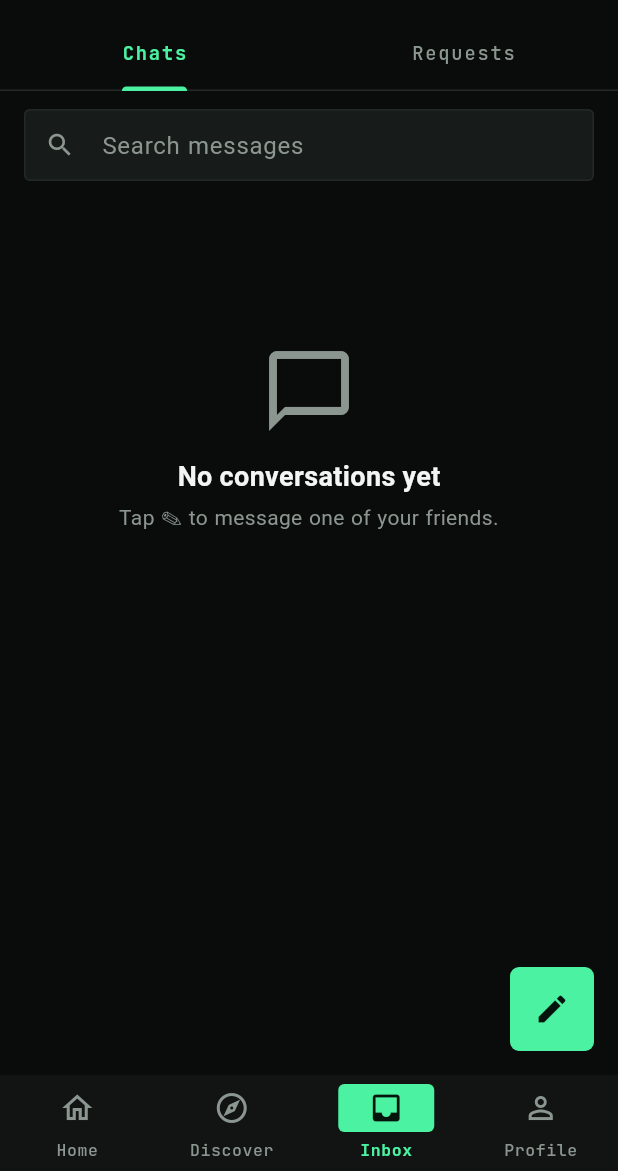
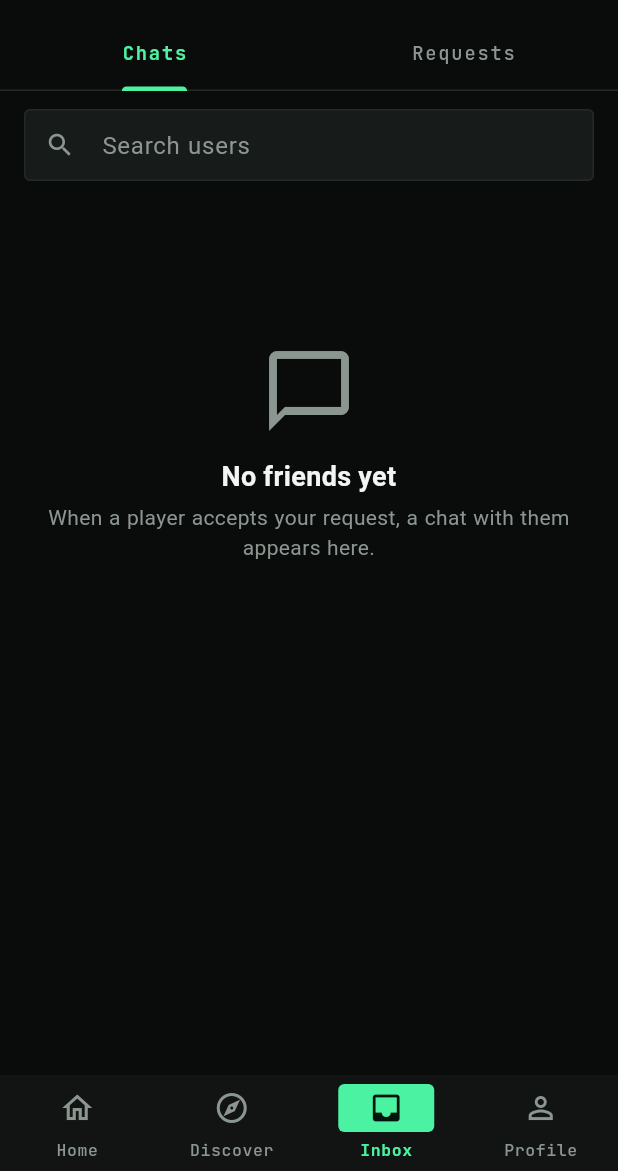
Before and after one commit to rohitdayama03/gamify, a Flutter app: the MainScreen screen opened directly, item 3 of the bottom bar chosen, on a phone screen of 412 x 824 dp, the part 65-1236 px from its top. Run offline on Flutter 3.47's test engine with Material 3 defaults, Android fonts, the phone set to English and light mode, and no system bars; our stand-ins replace dio, flutter_secure_storage, google_fonts; accounts and stored records are empty; network calls fail.

Commit message:
Chats list shows every friend; show HTTP status on unexpected API replies
- Remove the compose button; each friend gets a chat row, newest activity first
  (last message or when you became friends, whichever is later)
- "Search users" filters friends by username prefix
- When the server replies with something other than the backend's JSON (e.g. a proxy
  redirect or error page), the error message now includes the HTTP status

Co-Authored-By: Claude Opus 5.5 <noreply@anthropic.com>

```diff
--- a/gamify_mobile/lib/core/api/api_error.dart
+++ b/gamify_mobile/lib/core/api/api_error.dart
@@ -15,5 +15,7 @@ String apiErrorMessage(DioException e, String fallback) {
   if (e.response == null) {
     return "Can't reach the GAMIFY server. Check your connection and try again.";
   }
-  return fallback;
+  // A reply that isn't the backend's JSON (e.g. a proxy's redirect or error page); the status helps diagnose it
+  final status = e.response?.statusCode;
+  return status == null ? fallback : '$fallback (server replied HTTP $status)';
 }
--- a/gamify_mobile/lib/providers/connection_provider.dart
+++ b/gamify_mobile/lib/providers/connection_provider.dart
@@ -45,6 +45,12 @@ class ConnectionProvider extends ChangeNotifier {
 
   int get pendingSentCount =>
       _connections.where((c) => c.direction == ConnectionDirection.sent && c.status == ConnectionStatus.pending).length;
+
+  /// Friends with the time the friendship started (when the request was accepted)
+  List<({PlayerSummary friend, DateTime? since})> get friendships => _connections
+      .where((c) => c.status == ConnectionStatus.accepted)
+      .map((c) => (friend: c.otherPlayer, since: c.respondedAt ?? c.createdAt))
+      .toList();
 
   List<PlayerSummary> get friends => _connections
       .where((c) => c.status == ConnectionStatus.accepted)
--- a/gamify_mobile/lib/screens/messages/messages_screen.dart
+++ b/gamify_mobile/lib/screens/messages/messages_screen.dart
@@ -7,6 +7,8 @@ import '../../providers/chat_provider.dart';
 import '../../providers/connection_provider.dart';
 import 'chat_screen.dart';
 
+/// One row per friend: their chat if you've talked, otherwise a "say hi" row. Newest activity first,
+/// where activity is the last message or the moment you became friends, whichever is later.
 class MessagesScreen extends StatefulWidget {
   const MessagesScreen({super.key});
 
@@ -28,66 +30,35 @@ class _MessagesScreenState extends State<MessagesScreen> {
     super.dispose();
   }
 
-  void _openNewMessageSheet() {
-    final friends = Provider.of<ConnectionProvider>(context, listen: false).friends;
-    showModalBottomSheet(
-      context: context,
-      backgroundColor: AppColors.cardBackground,
-      shape: const RoundedRectangleBorder(borderRadius: BorderRadius.vertical(top: Radius.circular(16))),
-      builder: (sheetContext) => SafeArea(
-        child: Column(
-          mainAxisSize: MainAxisSize.min,
-          crossAxisAlignment: CrossAxisAlignment.stretch,
-          children: [
-            const Padding(
-              padding: EdgeInsets.fromLTRB(20, 16, 20, 8),
-              child: Text('New message', style: TextStyle(fontSize: 18, fontWeight: FontWeight.bold)),
-            ),
-            if (friends.isEmpty)
-              const Padding(
-                padding: EdgeInsets.fromLTRB(20, 8, 20, 24),
-                child: Text('You can only message friends. Find players on Discover and send them a request.',
-                    style: TextStyle(color: AppColors.textSecondary)),
-              )
-            else
-              Flexible(
-                child: ListView(
-                  shrinkWrap: true,
-                  children: [
-                    for (final friend in friends)
-                      ListTile(
-                        leading: _Avatar(name: friend.username),
-                        title: Text(friend.username),
-                        onTap: () {
-                          Navigator.pop(sheetContext);
-                          MessagesScreen.openChat(context, friend);
-                        },
-                      ),
-                  ],
-                ),
-              ),
-          ],
-        ),
-      ),
-    );
+  void _clearSearch() {
+    _searchController.clear();
+    setState(() {});
+  }
+
+  // Every friend gets a row; conversations with someone no longer in the friend list keep theirs too
+  List<_ChatRow> _buildRows(List<Conversation> conversations, List<({PlayerSummary friend, DateTime? since})> friendships) {
+    final byFriend = {for (final c in conversations) c.friend.playerId: c};
+    final rows = <_ChatRow>[
+      for (final f in friendships)
+        _ChatRow(friend: f.friend, conversation: byFriend.remove(f.friend.playerId), friendsSince: f.since),
+      for (final c in byFriend.values) _ChatRow(friend: c.friend, conversation: c),
+    ];
+    rows.sort((a, b) => b.lastActivity.compareTo(a.lastActivity));
+    return rows;
   }
 
   @override
   Widget build(BuildContext context) {
     final chatProvider = Provider.of<ChatProvider>(context);
+    final connections = Provider.of<ConnectionProvider>(context);
     final query = _searchController.text.trim().toLowerCase();
-    final conversations = chatProvider.conversations
-        .where((c) => query.isEmpty || c.friend.username.toLowerCase().contains(query))
-        .toList();
+    final allRows = _buildRows(chatProvider.conversations, connections.friendships);
+    // Username prefix match, like player search on Discover; the list is local so it filters from the first letter
+    final rows = query.isEmpty ? allRows : allRows.where((r) => r.friend.username.toLowerCase().startsWith(query)).toList();
+    final loading = (chatProvider.isLoading || connections.isLoading) && allRows.isEmpty;
 
     // Shown inside Inbox, which provides the app bar
     return Scaffold(
-      floatingActionButton: FloatingActionButton(
-        onPressed: _openNewMessageSheet,
-        backgroundColor: AppColors.primary,
-        tooltip: 'New message',
-        child: const Icon(Icons.edit, color: AppColors.onPrimary),
-      ),
       body: Column(
         children: [
           Padding(
@@ -97,10 +68,18 @@ class _MessagesScreenState extends State<MessagesScreen> {
               child: TextField(
                 controller: _searchController,
                 onChanged: (_) => setState(() {}),
+                textInputAction: TextInputAction.search,
                 decoration: InputDecoration(
-                  hintText: 'Search messages',
+                  hintText: 'Search users',
                   hintStyle: const TextStyle(color: AppColors.textSecondary),
                   prefixIcon: const Icon(Icons.search, color: AppColors.textSecondary, size: 20),
+                  suffixIcon: query.isEmpty
+                      ? null
+                      : IconButton(
+                          icon: const Icon(Icons.close, size: 18, color: AppColors.textSecondary),
+                          tooltip: 'Clear search',
+                          onPressed: _clearSearch,
+                        ),
                   contentPadding: EdgeInsets.zero,
                 ),
               ),
@@ -108,17 +87,17 @@ class _MessagesScreenState extends State<MessagesScreen> {
           ),
           Expanded(
             child: RefreshIndicator(
-              onRefresh: chatProvider.fetchConversations,
-              child: chatProvider.isLoading && chatProvider.conversations.isEmpty
+              onRefresh: () => Future.wait([chatProvider.fetchConversations(), connections.fetchConnections()]),
+              child: loading
                   ? const Center(child: CircularProgressIndicator())
-                  : conversations.isEmpty
-                      ? _buildEmpty(searching: query.isNotEmpty)
+                  : rows.isEmpty
+                      ? _buildEmpty(query: query, hasFriends: allRows.isNotEmpty)
                       : ListView.separated(
-                          itemCount: conversations.length,
+                          itemCount: rows.length,
                           separatorBuilder: (_, _) => const Divider(height: 1, indent: 76, color: AppColors.cardBackground),
-                          itemBuilder: (_, index) => _ConversationTile(
-                            conversation: conversations[index],
-                            onTap: () => MessagesScreen.openChat(context, conversations[index].friend),
+                          itemBuilder: (_, index) => _ChatTile(
+                            row: rows[index],
+                            onTap: () => MessagesScreen.openChat(context, rows[index].friend),
                           ),
                         ),
             ),
@@ -128,74 +107,111 @@ class _MessagesScreenState extends State<MessagesScreen> {
     );
   }
 
-  Widget _buildEmpty({required bool searching}) {
+  Widget _buildEmpty({required String query, required bool hasFriends}) {
     // ListView so pull-to-refresh still works when there is nothing to show
     return ListView(
       padding: const EdgeInsets.symmetric(horizontal: 32),
       children: [
         const SizedBox(height: 100),
-        const Icon(Icons.chat_bubble_outline, size: 64, color: AppColors.textSecondary),
+        Icon(hasFriends ? Icons.person_search : Icons.chat_bubble_outline, size: 64, color: AppColors.textSecondary),
         const SizedBox(height: 12),
-        Center(
-          child: Text(searching ? 'No matching conversations' : 'No conversations yet',
-              style: const TextStyle(fontSize: 18, fontWeight: FontWeight.bold)),
+        Text(
+          hasFriends ? 'No friends match "$query"' : 'No friends yet',
+          textAlign: TextAlign.center,
+          style: const TextStyle(fontSize: 18, fontWeight: FontWeight.bold),
         ),
-        if (!searching) ...[
-          const SizedBox(height: 4),
-          const Text('Tap ✎ to message one of your friends.',
-              textAlign: TextAlign.center, style: TextStyle(color: AppColors.textSecondary)),
+        const SizedBox(height: 4),
+        Text(
+          hasFriends
+              ? 'Search matches the start of a username.'
+              : 'When a player accepts your request, a chat with them appears here.',
+          textAlign: TextAlign.center,
+          style: const TextStyle(color: AppColors.textSecondary),
+        ),
+        if (hasFriends) ...[
+          const SizedBox(height: 12),
+          Center(child: OutlinedButton(onPressed: _clearSearch, child: const Text('Clear search'))),
         ],
       ],
     );
   }
 }
 
-class _ConversationTile extends StatelessWidget {
-  final Conversation conversation;
+class _ChatRow {
+  final PlayerSummary friend;
+  final Conversation? conversation;
+  final DateTime? friendsSince;
+
+  _ChatRow({required this.friend, this.conversation, this.friendsSince});
+
+  DateTime get lastActivity {
+    final messageTime = conversation?.lastMessage.createdAt;
+    final since = friendsSince;
+    if (messageTime == null) return since ?? DateTime(0);
+    if (since == null) return messageTime;
+    return messageTime.isAfter(since) ? messageTime : since;
+  }
+
+  // The latest event is the friendship itself (no messages, or none since becoming friends again)
+  bool get showsNewFriend => conversation == null || lastActivity != conversation!.lastMessage.createdAt;
+}
+
+class _ChatTile extends StatelessWidget {
+  final _ChatRow row;
   final VoidCallback onTap;
 
-  const _ConversationTile({required this.conversation, required this.onTap});
+  const _ChatTile({required this.row, required this.onTap});
 
   @override
   Widget build(BuildContext context) {
-    final unread = conversation.unreadCount > 0;
-    final last = conversation.lastMessage;
+    final conversation = row.conversation;
+    final unreadCount = conversation?.unreadCount ?? 0;
+    final unread = unreadCount > 0;
+    final last = conversation?.lastMessage;
+    final String preview;
+    if (row.showsNewFriend) {
+      preview = "You're now friends · say hi";
+    } else {
+      preview = '${last!.fromMe ? 'You: ' : ''}${last.content}';
+    }
 
     return ListTile(
       onTap: onTap,
       contentPadding: const EdgeInsets.symmetric(horizontal: 16, vertical: 4),
-      leading: _Avatar(name: conversation.friend.username),
+      leading: _Avatar(name: row.friend.username),
       title: Row(
         children: [
           Expanded(
             child: Text(
-              conversation.friend.username,
+              row.friend.username,
               overflow: TextOverflow.ellipsis,
               style: TextStyle(fontWeight: unread ? FontWeight.bold : FontWeight.w600),
             ),
           ),
-          Text(
-            _shortTime(last.createdAt),
-            style: TextStyle(fontSize: 12, color: unread ? AppColors.primary : AppColors.textSecondary),
-          ),
+          if (row.lastActivity.year > 1)
+            Text(
+              _shortTime(row.lastActivity),
+              style: TextStyle(fontSize: 12, color: unread ? AppColors.primary : AppColors.textSecondary),
+            ),
         ],
       ),
       subtitle: Row(
         children: [
           Expanded(
             child: Text(
-              '${last.fromMe ? 'You: ' : ''}${last.content}',
+              preview,
               maxLines: 1,
               overflow: TextOverflow.ellipsis,
               style: TextStyle(
-                color: unread ? AppColors.textPrimary : AppColors.textSecondary,
+                color: unread || row.showsNewFriend ? AppColors.textPrimary : AppColors.textSecondary,
                 fontWeight: unread ? FontWeight.w600 : FontWeight.normal,
+                fontStyle: row.showsNewFriend ? FontStyle.italic : FontStyle.normal,
               ),
             ),
           ),
           if (unread) ...[
             const SizedBox(width: 8),
-            Badge(label: Text('${conversation.unreadCount}'), backgroundColor: AppColors.primary),
+            Badge(label: Text('$unreadCount'), backgroundColor: AppColors.primary),
           ],
         ],
       ),
@@ -223,8 +239,11 @@ class _Avatar extends StatelessWidget {
   Widget build(BuildContext context) {
     return CircleAvatar(
       radius: 24,
-      backgroundColor: AppColors.primary,
-      child: Text(name.isEmpty ? '?' : name[0].toUpperCase(), style: const TextStyle(color: AppColors.onPrimary, fontWeight: FontWeight.bold)),
+      backgroundColor: AppColors.surfaceAlt,
+      child: Text(
+        name.isEmpty ? '?' : name[0].toUpperCase(),
+        style: const TextStyle(color: AppColors.primary, fontWeight: FontWeight.bold),
+      ),
     );
   }
 }
```
